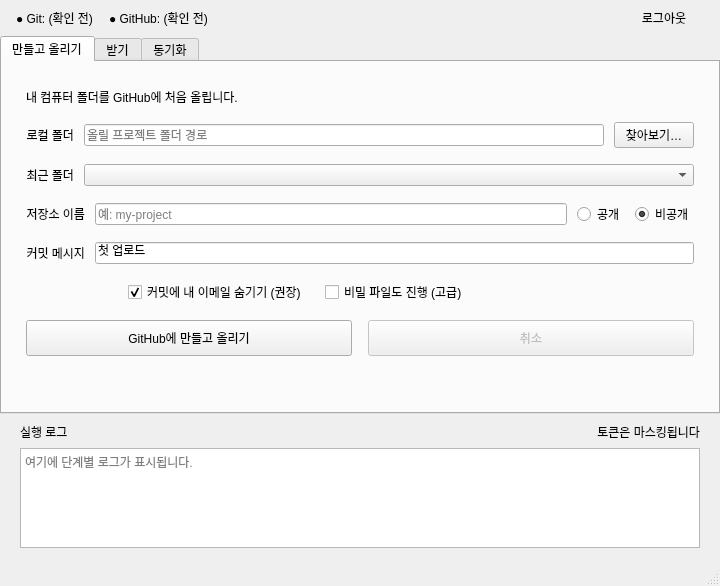
This is ui/main_window.ui in seongbin45/CloneUp as Qt 5 draws it before an edit. The edited form follows.
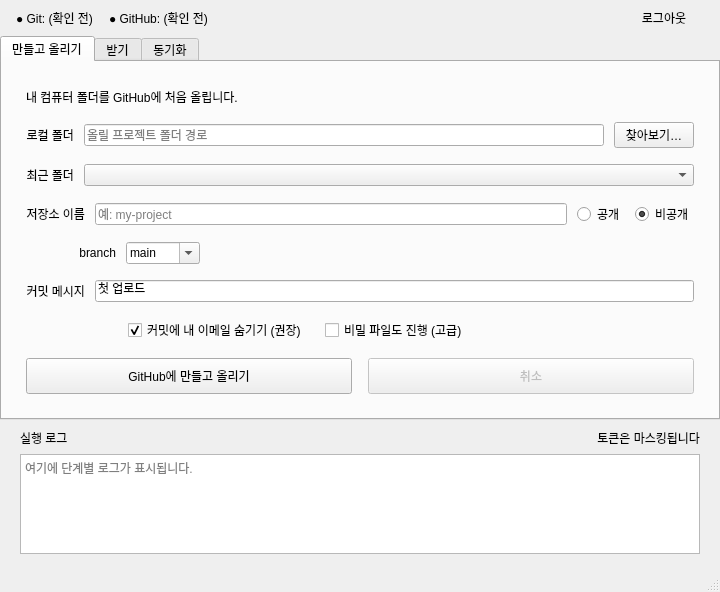
This is the edited form.

Commit message:
feat: choose first branch on publish tab
Add comboPublishBranch (main/master/develop or custom) wired through
ensure_repo, worker, and push. Validate names like clone branch picker.
Remember last choice in settings.

```diff
--- a/ui/main_window.ui
+++ b/ui/main_window.ui
@@ -249,6 +249,70 @@
           </item>
          </layout>
         </item>
+        <item>
+         <layout class="QHBoxLayout" name="branchLayout">
+          <property name="spacing">
+           <number>10</number>
+          </property>
+          <item>
+           <widget class="QLabel" name="labelPublishBranch">
+            <property name="text">
+             <string>branch</string>
+            </property>
+            <property name="alignment">
+             <set>Qt::AlignmentFlag::AlignRight|Qt::AlignmentFlag::AlignVCenter</set>
+            </property>
+            <property name="minimumSize">
+             <size>
+              <width>90</width>
+              <height>0</height>
+             </size>
+            </property>
+           </widget>
+          </item>
+          <item>
+           <widget class="QComboBox" name="comboPublishBranch">
+            <property name="editable">
+             <bool>true</bool>
+            </property>
+            <property name="currentText">
+             <string>main</string>
+            </property>
+            <property name="toolTip">
+             <string>GitHub에 올릴 첫 branch 이름입니다. 보통 main 을 씁니다.</string>
+            </property>
+            <item>
+             <property name="text">
+              <string>main</string>
+             </property>
+            </item>
+            <item>
+             <property name="text">
+              <string>master</string>
+             </property>
+            </item>
+            <item>
+             <property name="text">
+              <string>develop</string>
+             </property>
+            </item>
+           </widget>
+          </item>
+          <item>
+           <spacer name="publishBranchSpacer">
+            <property name="orientation">
+             <enum>Qt::Orientation::Horizontal</enum>
+            </property>
+            <property name="sizeHint" stdset="0">
+             <size>
+              <width>40</width>
+              <height>20</height>
+             </size>
+            </property>
+           </spacer>
+          </item>
+         </layout>
+        </item>
         <item>
          <layout class="QHBoxLayout" name="messageLayout">
           <property name="spacing">
```
The commit also changes 4 other files.
